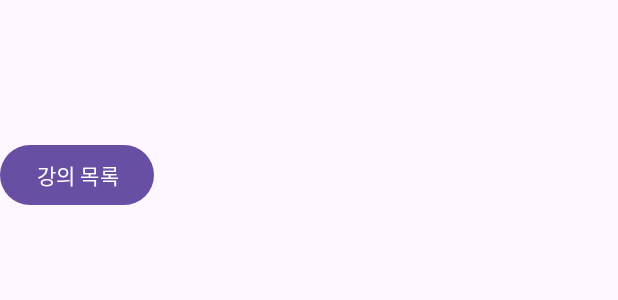
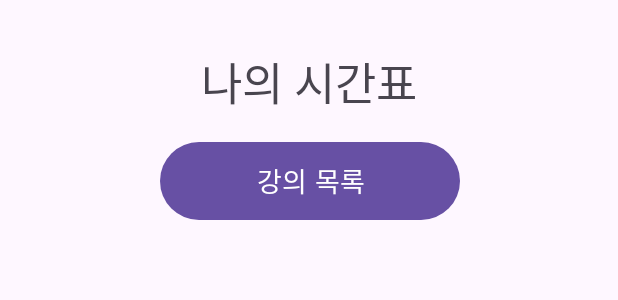
Before and after one commit to mcy0325/ForestLearning, an Android app: the layout fragment_timetable.xml on its own in the app's theme, with its tools: preview values and no code run, on a phone screen of 412 x 824 dp. Shown: the top 300 px of the screen. Run offline under Robolectric (Android 15) with nearby library versions, the light colour scheme and no system bars.

Commit message:
timetable modify

```diff
--- a/app/build.gradle.kts
+++ b/app/build.gradle.kts
@@ -5,7 +5,7 @@ plugins {
 
 android {
     namespace = "com.example.forestlearning"
-    compileSdk = 33
+    compileSdk = 34
 
     viewBinding{
         enable = true
--- a/app/src/main/res/layout/fragment_timetable.xml
+++ b/app/src/main/res/layout/fragment_timetable.xml
@@ -1,20 +1,64 @@
 <?xml version="1.0" encoding="utf-8"?>
-<androidx.constraintlayout.widget.ConstraintLayout xmlns:android="http://schemas.android.com/apk/res/android"
+<LinearLayout xmlns:android="http://schemas.android.com/apk/res/android"
     xmlns:app="http://schemas.android.com/apk/res-auto"
     xmlns:tools="http://schemas.android.com/tools"
-    android:id="@+id/frameLayout"
+    android:id="@+id/frameTimetable"
     android:layout_width="match_parent"
     android:layout_height="match_parent"
+    android:orientation="vertical"
     tools:context=".TimetableFragment">
 
-    <Button
-        android:id="@+id/course_button"
-        android:layout_width="wrap_content"
+
+    <androidx.constraintlayout.widget.ConstraintLayout
+        android:id="@+id/linearLayout2"
+        android:layout_width="match_parent"
         android:layout_height="wrap_content"
-        android:layout_marginBottom="683dp"
-        android:text="강의 목록"
-        app:layout_constraintBottom_toBottomOf="parent"
-        app:layout_constraintStart_toStartOf="parent" />
+        android:layout_gravity="top">
 
+        <TextView
+            android:id="@+id/textView"
+            android:layout_width="wrap_content"
+            android:layout_height="wrap_content"
+            android:layout_marginStart="132dp"
+            android:layout_marginTop="32dp"
+            android:layout_marginEnd="132dp"
+            android:text="나의 시간표"
+            android:textSize="30dp"
+            app:layout_constraintBottom_toBottomOf="parent"
+            app:layout_constraintEnd_toEndOf="parent"
+            app:layout_constraintStart_toStartOf="parent"
+            app:layout_constraintTop_toTopOf="parent" />
+    </androidx.constraintlayout.widget.ConstraintLayout>
 
-</androidx.constraintlayout.widget.ConstraintLayout>
+    <FrameLayout
+        android:layout_width="match_parent"
+        android:layout_height="wrap_content">
+
+    </FrameLayout>
+
+    <androidx.constraintlayout.widget.ConstraintLayout
+        android:id="@+id/linearLayout"
+        android:layout_width="match_parent"
+        android:layout_height="wrap_content"
+        android:layout_marginTop="5dp">
+
+        <Button
+            android:id="@+id/course_button"
+            android:layout_width="200dp"
+            android:layout_height="60dp"
+            android:layout_marginStart="105dp"
+            android:layout_marginTop="8dp"
+            android:layout_marginEnd="105dp"
+            android:layout_marginBottom="8dp"
+            android:text="강의 목록"
+            android:textSize="18dp"
+            app:layout_constraintBottom_toBottomOf="parent"
+            app:layout_constraintEnd_toEndOf="parent"
+            app:layout_constraintHorizontal_bias="1.0"
+            app:layout_constraintStart_toStartOf="parent"
+            app:layout_constraintTop_toTopOf="parent"
+            app:layout_constraintVertical_bias="1.0" />
+
+    </androidx.constraintlayout.widget.ConstraintLayout>
+
+</LinearLayout>
```
Also changed, not shown: app/src/main/java/com/example/forestlearning/CourseFragment.kt (+1 -43 lines), app/src/main/java/com/example/forestlearning/ScheduleFragment.kt (deleted, +0 -59 lines), app/src/main/java/com/example/forestlearning/TimetableFragment.kt (+4 -3 lines), app/src/main/res/layout/fragment_course.xml (+100 -12 lines), app/src/main/res/layout/fragment_schedule.xml (deleted, +0 -14 lines).
